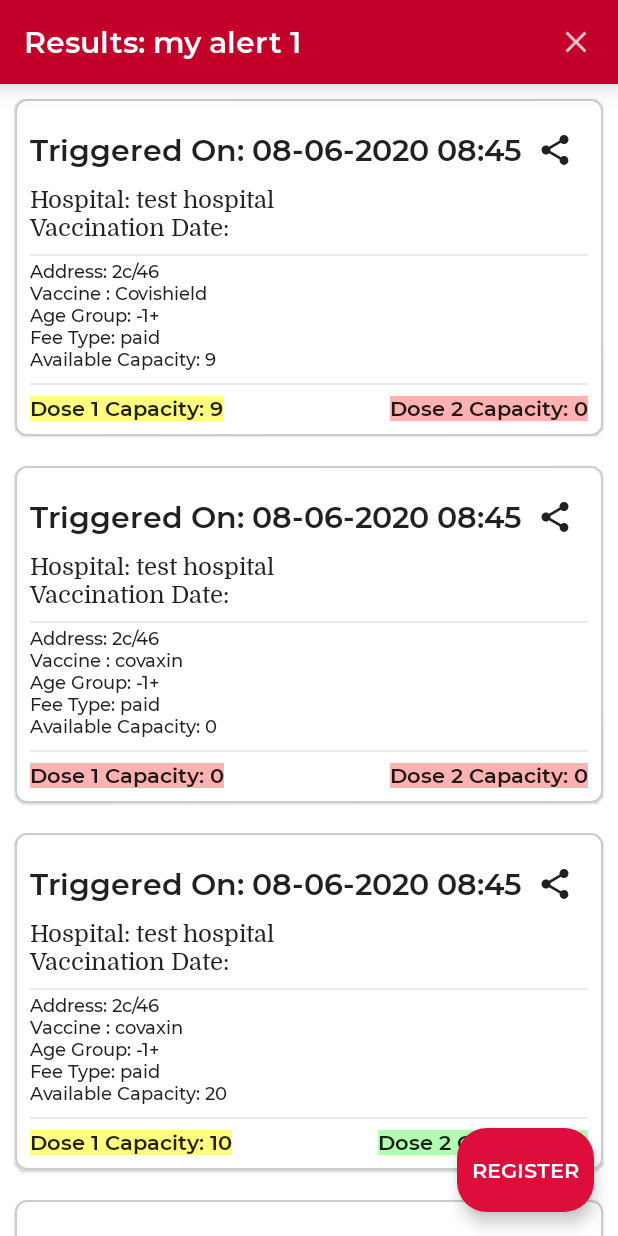
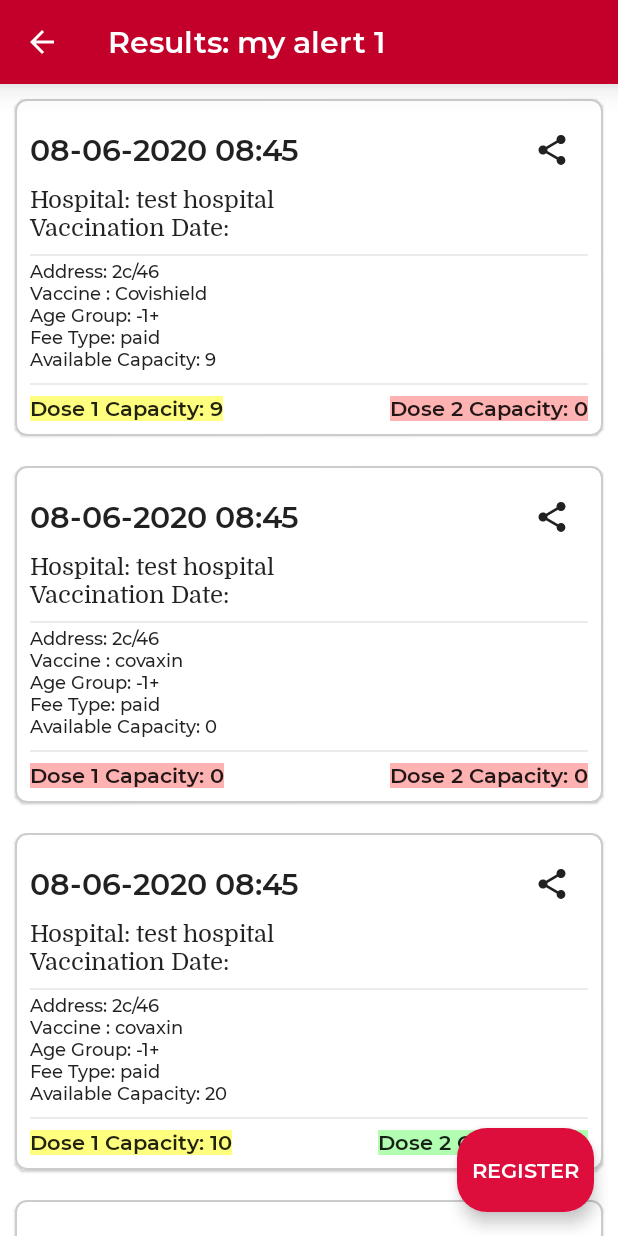
Before and after one commit to sp98/cowin-alert, an Android app built with Jetpack Compose: the @Preview function PreviewResultDetails, on a phone screen of 412 x 824 dp. Run offline under Robolectric (Android 15) with nearby library versions, the phone set to English and light mode, and no system bars; our stand-ins replace Room's generated code, accompanist.

Commit message:
add app icon and back arrow
Signed-off-by: Santosh Pillai <sapillai@redhat.com>

```diff
--- a/app/src/main/java/com/santoshpillai/cowinalert/ui/resultscreen/ResultScreen.kt
+++ b/app/src/main/java/com/santoshpillai/cowinalert/ui/resultscreen/ResultScreen.kt
@@ -12,10 +12,7 @@
 import androidx.compose.foundation.shape.RoundedCornerShape
 import androidx.compose.material.*
 import androidx.compose.material.icons.Icons
-import androidx.compose.material.icons.filled.Add
-import androidx.compose.material.icons.filled.Close
-import androidx.compose.material.icons.filled.Send
-import androidx.compose.material.icons.filled.Share
+import androidx.compose.material.icons.filled.*
 import androidx.compose.runtime.Composable
 import androidx.compose.runtime.remember
 import androidx.compose.ui.Alignment
@@ -54,12 +51,11 @@
                         )
                     },
                     elevation = 12.dp,
-                    actions = {
-                        IconButton(onClick = onCancel) {
-                            Icon(
-                                Icons.Filled.Close,
-                                contentDescription = "close"
-                            )
+                    navigationIcon = {
+                        IconButton(
+                            onClick = onCancel
+                        ) {
+                            Icon(Icons.Filled.ArrowBack, stringResource(R.string.back))
                         }
                     }
                 )
@@ -106,7 +102,7 @@
                                     horizontalArrangement = Arrangement.SpaceBetween,
                                 ) {
                                     Text(
-                                        text = "Triggered On: ${result.triggeredOn}",
+                                        text = "${result.triggeredOn}",
                                         style = MaterialTheme.typography.h6
                                     )
                                     IconButton(onClick = { shareData(context, result) }) {
--- a/app/src/main/java/com/santoshpillai/cowinalert/workers/CowinWorker.kt
+++ b/app/src/main/java/com/santoshpillai/cowinalert/workers/CowinWorker.kt
@@ -31,7 +31,6 @@
 
     override suspend fun doWork(): Result = coroutineScope {
         try {
-            Log.i("testing", "starting worker")
             val database = AlertDatabase.getInstance(applicationContext)
             val filters = database.alertDatabaseDao.getEnabledAlertList()
 
@@ -47,7 +46,6 @@
                     val centers =
                         CowinAPI.retrofitService.getCowinData(pincode, today).execute().body()
                     if (centers != null) {
-                        println("centers - ${centers.centers}")
                         val test = matchFilter(filters, centers.centers)
                         if (test.result.isNotEmpty()) {
                             results = results + test.result
--- a/app/src/main/res/values/strings.xml
+++ b/app/src/main/res/values/strings.xml
@@ -3,4 +3,9 @@
     <string name="register">REGISTER</string>
     <string name="cowin_registration_url">https://selfregistration.cowin.gov.in/</string>
     <string name="share">share</string>
+    <string name="back">back</string>
+    <string name="delete">delete</string>
+    <string name="overflow_menu">overflow menu</string>
+    <string name="disable">disable</string>
+    <string name="enable">enable</string>
 </resources>
```
Also changed, not shown: app/src/main/java/com/santoshpillai/cowinalert/ui/alertscreen/AlertScreen.kt (+19 -13 lines).
